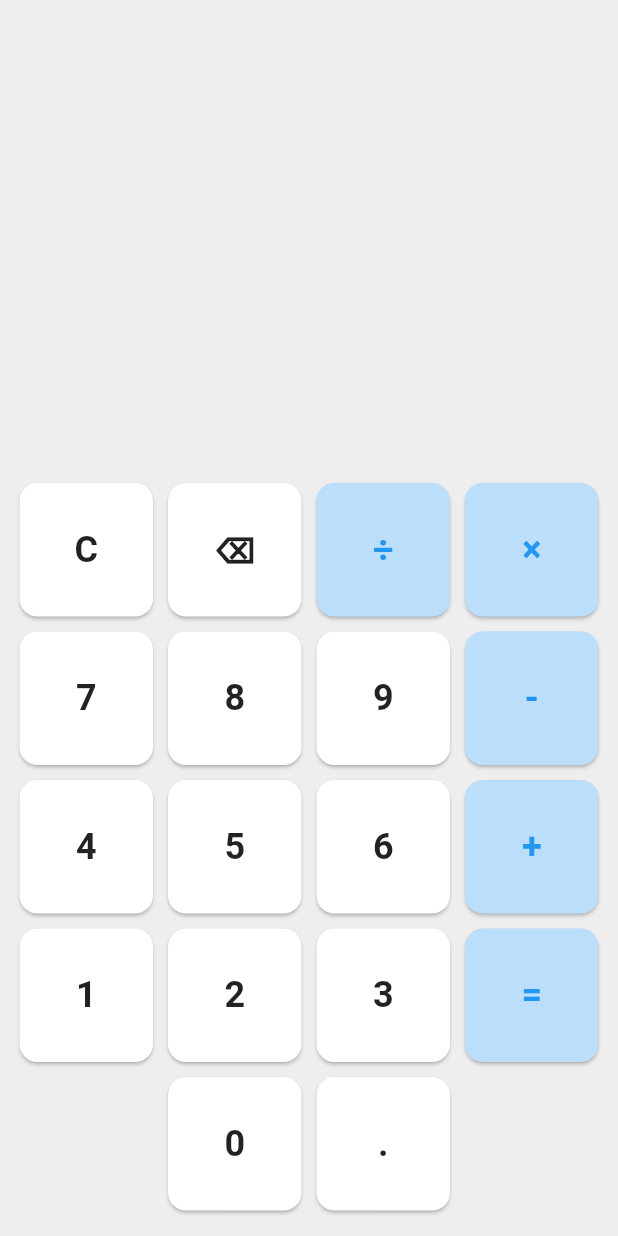
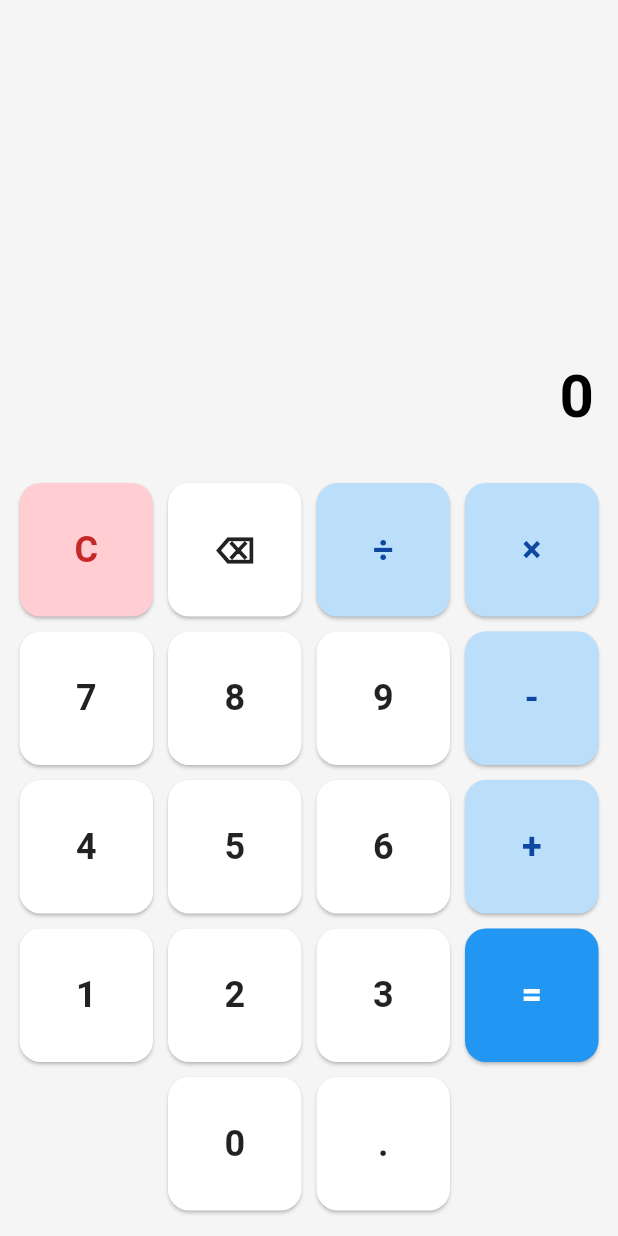
Before and after one commit to kxshira/kashira-calculator, a Flutter app: the screen it shows after launch, on a phone screen of 412 x 824 dp. Run offline on Flutter 3.47's test engine with Material 3 defaults, Android fonts, the phone set to English and light mode, and no system bars; our stand-ins replace math_expressions.

Commit message:
update and debug main.dart
bug fixes and small changes:
- Fixing regex based on the previous calculation
- display 0 when there is no input
- Fix the issue of displaying decimal results
- Preventing errors of starting with an operator
- Preventing multiple dots in a number
- Improving the color and design of the buttons
- Automatically display the result while typing

```diff
--- a/lib/main.dart
+++ b/lib/main.dart
@@ -9,7 +9,7 @@ class CalculatorApp extends StatelessWidget {
   @override
   Widget build(BuildContext context) {
     return MaterialApp(
-      title: 'Simple Calculator',
+      title: 'Calculator',
       debugShowCheckedModeBanner: false,
       theme: ThemeData(
         colorSchemeSeed: Colors.blue,
@@ -29,38 +29,104 @@ class CalculatorScreen extends StatefulWidget {
 
 class _CalculatorScreenState extends State<CalculatorScreen> {
   String expression = '';
-  String result = '';
+  String result = '0';
+  bool isResultShown = false;
+
 
   void onButtonPressed(String value) {
     setState(() {
       if (value == 'C') {
         expression = '';
-        result = '';
-      } else if (value == '⌫') {
+        result = '0';
+        isResultShown = false;
+      }
+      else if (value == '⌫') {
         if (expression.isNotEmpty) {
           expression = expression.substring(0, expression.length - 1);
+          _autoEvaluate();
+        } else {
+          result = '0';
         }
-      } else if (value == '=') {
+        isResultShown = false;
+      }
+      else if (value == '=') {
+        _evaluateExpression();
+        isResultShown = true;
+      }
+      else {
+        // start a new calculation
+        if (isResultShown && !_isOperator(value)) {
+          expression = '';
+          result = '0';
+          isResultShown = false;
+        }
+
+        // Prevent starting with an operator
+        if (expression.isEmpty && _isOperator(value) && value != '-') return;
+
+        // Prevent multiple dots in a number
+        if (value == '.') {
+          final lastNumber = _getLastNumber(expression);
+          if (lastNumber.contains('.')) return;
+        }
+
+        // Prevent consecutive operators
+        if (_isOperator(value) &&
+            expression.isNotEmpty && _isOperator(expression.characters.last)) {
+          expression =
+              expression.substring(0, expression.length - 1) + value;
+          return;
+        }
+
+        expression += value;
+        _autoEvaluate();
+        isResultShown = false;
+      }
+    });
+  }
+
+
+
+  void _evaluateExpression() {
     try {
       Parser parser = Parser();
       Expression exp = parser.parse(
           expression.replaceAll('×', '*').replaceAll('÷', '/'));
       ContextModel cm = ContextModel();
       double eval = exp.evaluate(EvaluationType.REAL, cm);
-          result = eval.toString();
+      if (eval % 1 == 0) {
+        result = eval.toInt().toString();
+      } else {
+        result = eval.toStringAsFixed(6).replaceAll(RegExp(r'0+$'), '');
+      }
     } catch (e) {
-          result = 'Error';
+      result = '';
     }
-      } else {
-        expression += value;
   }
-    });
+
+  void _autoEvaluate() {
+    if (expression.isEmpty) {
+      result = '';
+      return;
+    }
+    try {
+      _evaluateExpression();
+    } catch (_) {}
+  }
+
+  String _getLastNumber(String expr) {
+    final match = RegExp(r'(\d+\.?\d*)$').firstMatch(expr);
+    return match?.group(1) ?? '';
+  }
+
+  bool _isOperator(String x) {
+    return ['+', '-', '×', '÷', '='].contains(x);
   }
 
   @override
   Widget build(BuildContext context) {
     return Scaffold(
-      backgroundColor: Colors.grey[200],
+      backgroundColor: Colors.grey[100],
       body: SafeArea(
         child: OrientationBuilder(
           builder: (context, orientation) {
@@ -69,7 +135,7 @@ class _CalculatorScreenState extends State<CalculatorScreen> {
             return Flex(
               direction: isLandscape ? Axis.horizontal : Axis.vertical,
               children: [
-                // output displayer
+                // output display
                 Expanded(
                   flex: isLandscape ? 4 : 3,
                   child: Container(
@@ -85,7 +151,9 @@ class _CalculatorScreenState extends State<CalculatorScreen> {
                           child: Text(
                             expression,
                             style: const TextStyle(
-                                fontSize: 28, color: Colors.black54),
+                              fontSize: 28,
+                              color: Colors.black54,
+                            ),
                           ),
                         ),
                         const SizedBox(height: 8),
@@ -107,9 +175,7 @@ class _CalculatorScreenState extends State<CalculatorScreen> {
                   flex: isLandscape ? 6 : 5,
                   child: GridView.count(
                     crossAxisCount: 4,
-                    // landscape ratio (برای تغییر سایز دکمه ها واسه ریسپانسیو کردن) // پیر شدم تا ریسپانسیو کنم //
-                    childAspectRatio: isLandscape ? 1.9 : 1.0, // بخش اول برای لند اسکیپه بخش دوم برای حالت عمودی
-                    // ^^^^^^^^^^^^^^^^^^^^^^ //
+                    childAspectRatio: isLandscape ? 1.9 : 1.0,
                     padding: const EdgeInsets.all(8),
                     physics: const NeverScrollableScrollPhysics(),
                     children: [
@@ -120,34 +186,45 @@ class _CalculatorScreenState extends State<CalculatorScreen> {
                       '', '0', '.', '',
                     ].map((btn) {
                       if (btn.isEmpty) return const SizedBox.shrink();
+
+                      Color bgColor;
+                      Color textColor = Colors.black87;
+
+                      if (btn == 'C') {
+                        bgColor = Colors.red.shade100;
+                        textColor = Colors.red.shade800;
+                      } else if (btn == '=') {
+                        bgColor = Colors.blue;
+                        textColor = Colors.white;
+                      } else if (_isOperator(btn)) {
+                        bgColor = Colors.blue.shade100;
+                        textColor = Colors.blue.shade900;
+                      } else {
+                        bgColor = Colors.white;
+                      }
+
                       return Padding(
                         padding: const EdgeInsets.all(5.0),
-                        child: AspectRatio(
-                          aspectRatio: 1,
                         child: ElevatedButton(
                           onPressed: () => onButtonPressed(btn),
                           style: ElevatedButton.styleFrom(
-                              backgroundColor: _isOperator(btn)
-                                  ? Colors.blue.shade100 // operation button bg color
-                                  : Colors.white, // numeric bg buttons color
+                            backgroundColor: bgColor,
                             shape: RoundedRectangleBorder(
-                                borderRadius: BorderRadius.circular(12),
+                              borderRadius: BorderRadius.circular(14),
                             ),
+                            elevation: 1,
                           ),
                           child: Text(
                             btn,
                             style: TextStyle(
                               fontSize: 24,
                               fontWeight: FontWeight.bold,
-                                color: _isOperator(btn)
-                                    ? Colors.blue // operation text color
-                                    : Colors.black87, // numeric text color
-                              ),
+                              color: textColor,
                             ),
                           ),
                         ),
                       );
-                    }).toList()
+                    }).toList(),
                   ),
                 ),
               ],
@@ -157,8 +234,4 @@ class _CalculatorScreenState extends State<CalculatorScreen> {
       ),
     );
   }
-
-  bool _isOperator(String x) {
-    return ['+', '-', '×', '÷', '='].contains(x);
 }
-}
```
Lines whose indentation alone changed are shown as unchanged.
